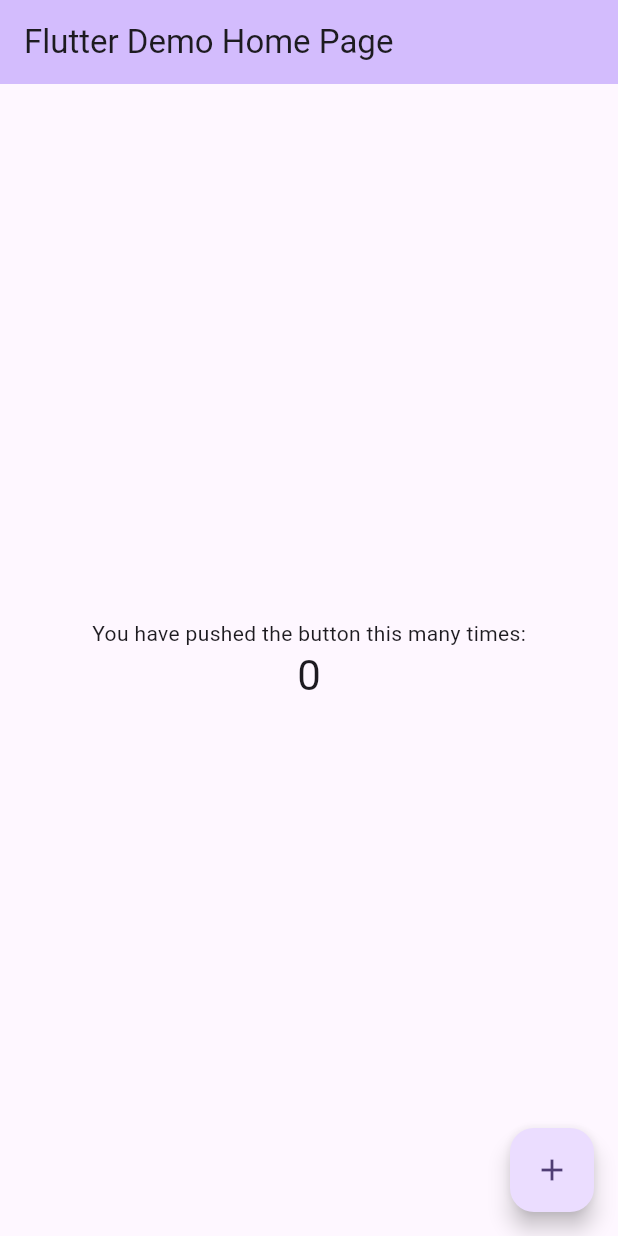
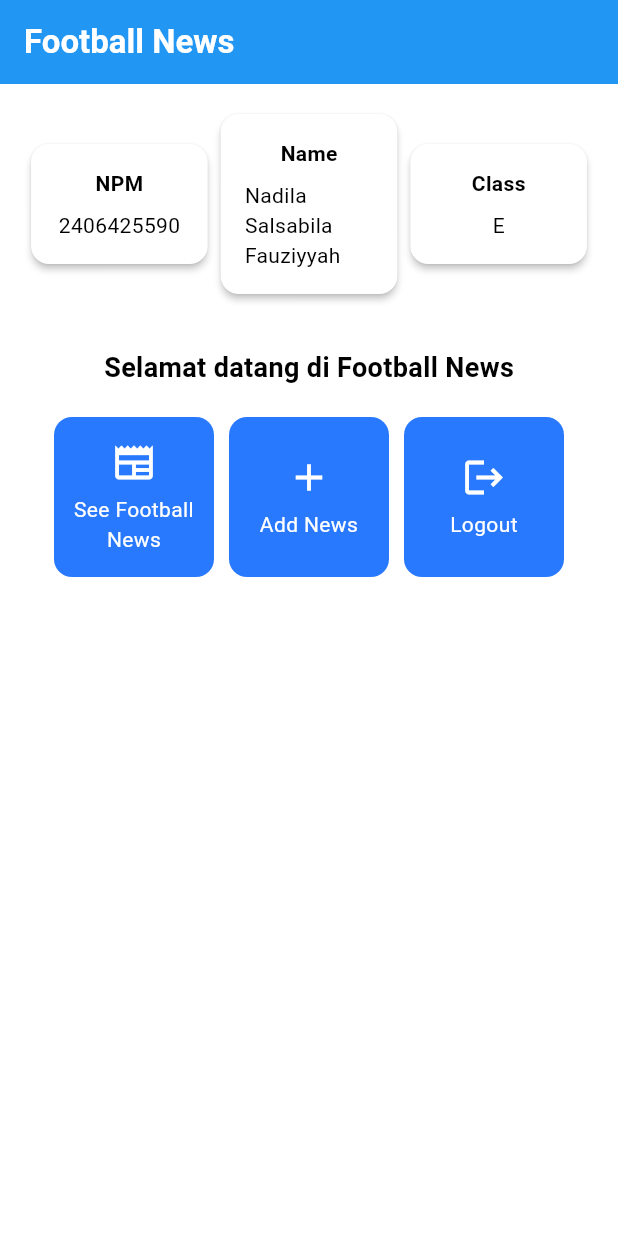
Before and after one commit to nadilasl/football-news-mobile, a Flutter app: the screen it shows after launch, on a phone screen of 412 x 824 dp. Run offline on Flutter 3.47's test engine with Material 3 defaults, Android fonts, the phone set to English and light mode, and no system bars.

Commit message:
tutorial 6 selesai

```diff
--- a/football_news/lib/main.dart
+++ b/football_news/lib/main.dart
@@ -30,9 +30,10 @@ class MyApp extends StatelessWidget {
         //
         // This works for code too, not just values: Most code changes can be
         // tested with just a hot reload.
-        colorScheme: ColorScheme.fromSeed(seedColor: Colors.deepPurple),
+        colorScheme: ColorScheme.fromSwatch(primarySwatch: Colors.blue)
+            .copyWith(secondary: Colors.blueAccent[400]),
       ),
-      home: const MyHomePage(title: 'Flutter Demo Home Page'),
+      home: MyHomePage(),
     );
   }
 }
--- a/football_news/lib/menu.dart
+++ b/football_news/lib/menu.dart
@@ -1,87 +1,191 @@
 import 'package:flutter/material.dart';
 
-class MyHomePage extends StatefulWidget {
-  const MyHomePage({super.key, required this.title});
+class MyHomePage extends StatelessWidget {
+  MyHomePage({super.key});
 
-  // This widget is the home page of your application. It is stateful, meaning
-  // that it has a State object (defined below) that contains fields that affect
-  // how it looks.
-
-  // This class is the configuration for the state. It holds the values (in this
-  // case the title) provided by the parent (in this case the App widget) and
-  // used by the build method of the State. Fields in a Widget subclass are
-  // always marked "final".
-
-  final String title;
-
-  @override
-  State<MyHomePage> createState() => _MyHomePageState();
-}
-
-class _MyHomePageState extends State<MyHomePage> {
-  int _counter = 0;
-
-  void _incrementCounter() {
-    setState(() {
-      // This call to setState tells the Flutter framework that something has
-      // changed in this State, which causes it to rerun the build method below
-      // so that the display can reflect the updated values. If we changed
-      // _counter without calling setState(), then the build method would not be
-      // called again, and so nothing would appear to happen.
-      _counter++;
-    });
-  }
+  final String nama = "Nadila Salsabila Fauziyyah"; //nama
+  final String npm = "2406425590"; //npm
+  final String kelas = "E"; //kelas
 
   @override
   Widget build(BuildContext context) {
-    // This method is rerun every time setState is called, for instance as done
-    // by the _incrementCounter method above.
-    //
-    // The Flutter framework has been optimized to make rerunning build methods
-    // fast, so that you can just rebuild anything that needs updating rather
-    // than having to individually change instances of widgets.
+    // Scaffold menyediakan struktur dasar halaman dengan AppBar dan body.
     return Scaffold(
+      // AppBar adalah bagian atas halaman yang menampilkan judul.
       appBar: AppBar(
-        // TRY THIS: Try changing the color here to a specific color (to
-        // Colors.amber, perhaps?) and trigger a hot reload to see the AppBar
-        // change color while the other colors stay the same.
-        backgroundColor: Theme.of(context).colorScheme.inversePrimary,
-        // Here we take the value from the MyHomePage object that was created by
-        // the App.build method, and use it to set our appbar title.
-        title: Text(widget.title),
+        // Judul aplikasi "Football News" dengan teks putih dan tebal.
+        title: const Text(
+          'Football News',
+          style: TextStyle(
+            color: Colors.white,
+            fontWeight: FontWeight.bold,
+          ),
+        ),
+        // Warna latar belakang AppBar diambil dari skema warna tema aplikasi.
+        backgroundColor: Theme
+            .of(context)
+            .colorScheme
+            .primary,
       ),
-      body: Center(
-        // Center is a layout widget. It takes a single child and positions it
-        // in the middle of the parent.
+      // Body halaman dengan padding di sekelilingnya.
+      body: Padding(
+        padding: const EdgeInsets.all(16.0),
+        // Menyusun widget secara vertikal dalam sebuah kolom.
         child: Column(
-          // Column is also a layout widget. It takes a list of children and
-          // arranges them vertically. By default, it sizes itself to fit its
-          // children horizontally, and tries to be as tall as its parent.
-          //
-          // Column has various properties to control how it sizes itself and
-          // how it positions its children. Here we use mainAxisAlignment to
-          // center the children vertically; the main axis here is the vertical
-          // axis because Columns are vertical (the cross axis would be
-          // horizontal).
-          //
-          // TRY THIS: Invoke "debug painting" (choose the "Toggle Debug Paint"
-          // action in the IDE, or press "p" in the console), to see the
-          // wireframe for each widget.
-          mainAxisAlignment: MainAxisAlignment.center,
-          children: <Widget>[
-            const Text('You have pushed the button this many times:'),
-            Text(
-              '$_counter',
-              style: Theme.of(context).textTheme.headlineMedium,
+          crossAxisAlignment: CrossAxisAlignment.center,
+          children: [
+            // Row untuk menampilkan 3 InfoCard secara horizontal.
+            Row(
+              mainAxisAlignment: MainAxisAlignment.spaceEvenly,
+              children: [
+                InfoCard(title: 'NPM', content: npm),
+                InfoCard(title: 'Name', content: nama),
+                InfoCard(title: 'Class', content: kelas),
+              ],
+            ),
+
+            // Memberikan jarak vertikal 16 unit.
+            const SizedBox(height: 16.0),
+
+            // Menempatkan widget berikutnya di tengah halaman.
+            Center(
+              child: Column(
+                // Menyusun teks dan grid item secara vertikal.
+
+                children: [
+                  // Menampilkan teks sambutan dengan gaya tebal dan ukuran 18.
+                  const Padding(
+                    padding: EdgeInsets.only(top: 16.0),
+                    child: Text(
+                      'Selamat datang di Football News',
+                      style: TextStyle(
+                        fontWeight: FontWeight.bold,
+                        fontSize: 18.0,
+                      ),
+                    ),
+                  ),
+
+                  // Grid untuk menampilkan ItemCard dalam bentuk grid 3 kolom.
+                  GridView.count(
+                    primary: true,
+                    padding: const EdgeInsets.all(20),
+                    crossAxisSpacing: 10,
+                    mainAxisSpacing: 10,
+                    crossAxisCount: 3,
+                    // Agar grid menyesuaikan tinggi kontennya.
+                    shrinkWrap: true,
+
+                    // Menampilkan ItemCard untuk setiap item dalam list items.
+                    children: items.map((ItemHomepage item) {
+                      return ItemCard(item);
+                    }).toList(),
+                  ),
+                ],
+              ),
             ),
           ],
         ),
       ),
-      floatingActionButton: FloatingActionButton(
-        onPressed: _incrementCounter,
-        tooltip: 'Increment',
-        child: const Icon(Icons.add),
-      ), // This trailing comma makes auto-formatting nicer for build methods.
+    );
+  }
+
+  final List<ItemHomepage> items = [
+    ItemHomepage("See Football News", Icons.newspaper),
+    ItemHomepage("Add News", Icons.add),
+    ItemHomepage("Logout", Icons.logout),
+  ];
+}
+
+class InfoCard extends StatelessWidget {
+  // Kartu informasi yang menampilkan title dan content.
+
+  final String title;  // Judul kartu.
+  final String content;  // Isi kartu.
+
+  const InfoCard({super.key, required this.title, required this.content});
+
+  @override
+  Widget build(BuildContext context) {
+    return Card(
+      // Membuat kotak kartu dengan bayangan dibawahnya.
+      elevation: 2.0,
+      child: Container(
+        // Mengatur ukuran dan jarak di dalam kartu.
+        width: MediaQuery.of(context).size.width / 3.5, // menyesuaikan dengan lebar device yang digunakan.
+        padding: const EdgeInsets.all(16.0),
+        // Menyusun title dan content secara vertikal.
+        child: Column(
+          children: [
+            Text(
+              title,
+              style: const TextStyle(fontWeight: FontWeight.bold),
+            ),
+            const SizedBox(height: 8.0),
+            Text(content),
+          ],
+        ),
+      ),
     );
   }
 }
+
+class ItemHomepage {
+  final String name;
+  final IconData icon;
+
+  ItemHomepage(this.name, this.icon);
+}
+
+class ItemCard extends StatelessWidget {
+  // Menampilkan kartu dengan ikon dan nama.
+
+  final ItemHomepage item;
+
+  const ItemCard(this.item, {super.key});
+
+  @override
+  Widget build(BuildContext context) {
+    return Material(
+      // Menentukan warna latar belakang dari tema aplikasi.
+      color: Theme.of(context).colorScheme.secondary,
+      // Membuat sudut kartu melengkung.
+      borderRadius: BorderRadius.circular(12),
+
+      child: InkWell(
+        // Aksi ketika kartu ditekan.
+        onTap: () {
+          // Menampilkan pesan SnackBar saat kartu ditekan.
+          ScaffoldMessenger.of(context)
+            ..hideCurrentSnackBar()
+            ..showSnackBar(
+                SnackBar(content: Text("Kamu telah menekan tombol ${item.name}!"))
+            );
+        },
+        // Container untuk menyimpan Icon dan Text
+        child: Container(
+          padding: const EdgeInsets.all(8),
+          child: Center(
+            child: Column(
+              // Menyusun ikon dan teks di tengah kartu.
+              mainAxisAlignment: MainAxisAlignment.center,
+              children: [
+                Icon(
+                  item.icon,
+                  color: Colors.white,
+                  size: 30.0,
+                ),
+                const Padding(padding: EdgeInsets.all(3)),
+                Text(
+                  item.name,
+                  textAlign: TextAlign.center,
+                  style: const TextStyle(color: Colors.white),
+                ),
+              ],
+            ),
+          ),
+        ),
+      ),
+    );
+  }
+
+}
```
